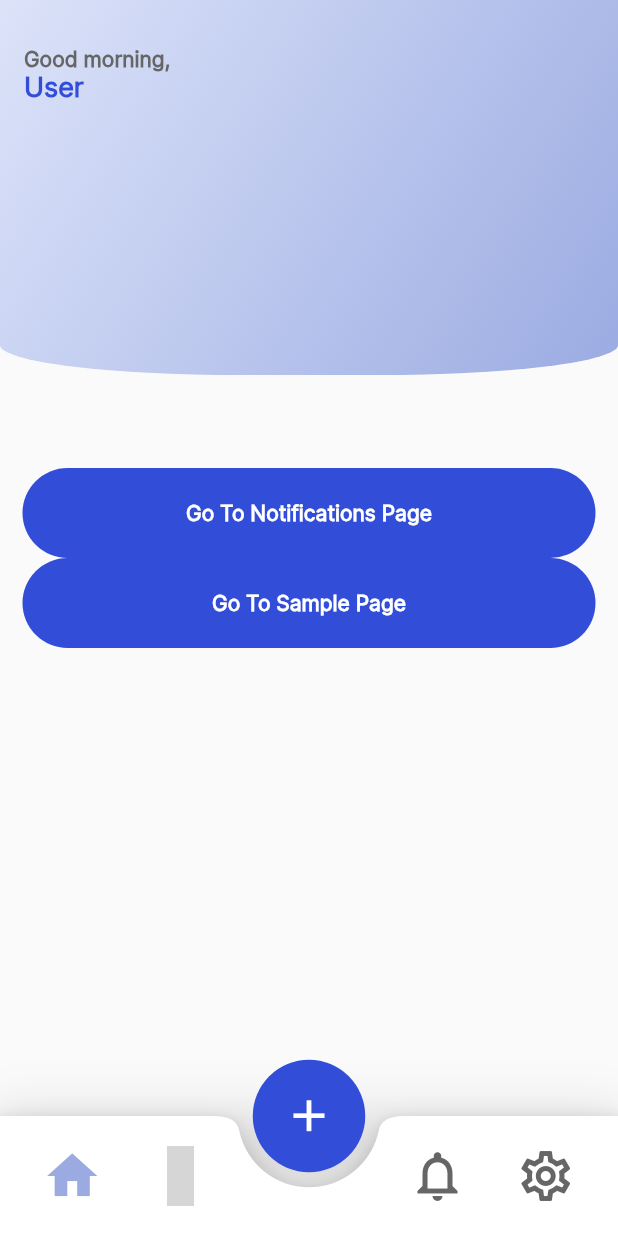
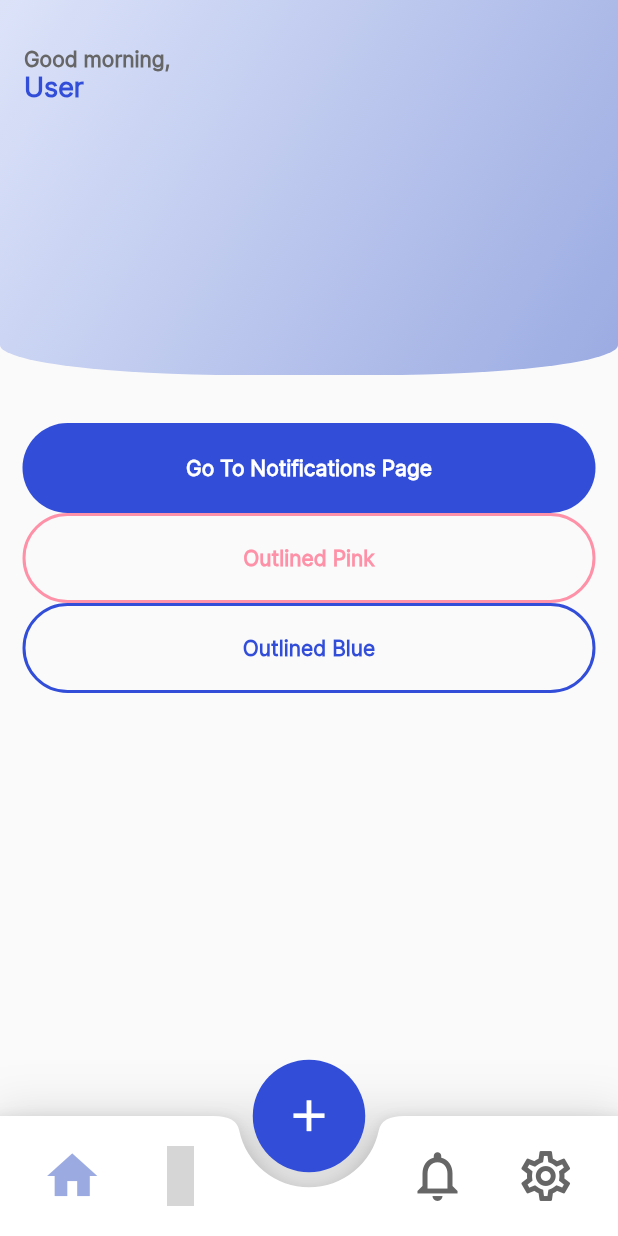
Before and after one commit to framgia/sph_flutter-capstone, a Flutter app: the screen it shows after launch, on a phone screen of 412 x 824 dp. Run offline on Flutter 3.47's test engine with Material 2 defaults, Android fonts, the phone set to English and light mode, and no system bars; our stand-ins replace auto_route, hooks_riverpod, material_design_icons_flutter; missing offline and left inert: sqfentity, sqfentity_gen; accounts and stored records are empty; statements that could not run were skipped; grey boxes are pictures that could not be loaded.

Commit message:
moved buttons to dashboard

```diff
--- a/lib/views/pages/dashboard.dart
+++ b/lib/views/pages/dashboard.dart
@@ -5,6 +5,7 @@ import 'package:sun_flutter_capstone/consts/routes.dart';
 import 'package:sun_flutter_capstone/state/session_provider.dart';
 import 'package:sun_flutter_capstone/utils/routing.dart';
 import 'package:sun_flutter_capstone/views/widgets/buttons/filled_button_text.dart';
+import 'package:sun_flutter_capstone/views/widgets/buttons/outline_button_text.dart';
 import 'package:sun_flutter_capstone/views/widgets/template.dart';
 
 class Dashboard extends HookConsumerWidget {
@@ -34,9 +35,14 @@ class Dashboard extends HookConsumerWidget {
               text: 'Go To Notifications Page',
               onPressed: () => {navigateTo(context, Routes.notifications)},
             ),
-            FilledButtonText(
-              text: 'Go To Sample Page',
-              onPressed: () => {navigateTo(context, '/sample')},
+            OutlinedButtonText(
+              text: 'Outlined Pink',
+              color: AppColor.pink,
+              onPressed: () => {},
+            ),
+            OutlinedButtonText(
+              text: 'Outlined Blue',
+              onPressed: () => {},
             ),
             Visibility(
               visible: user.username != 'User',
```
